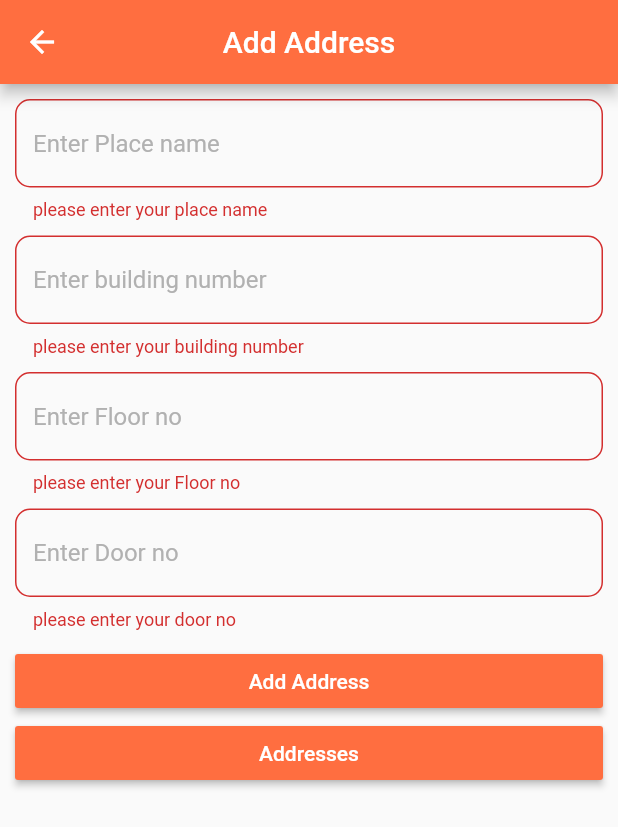
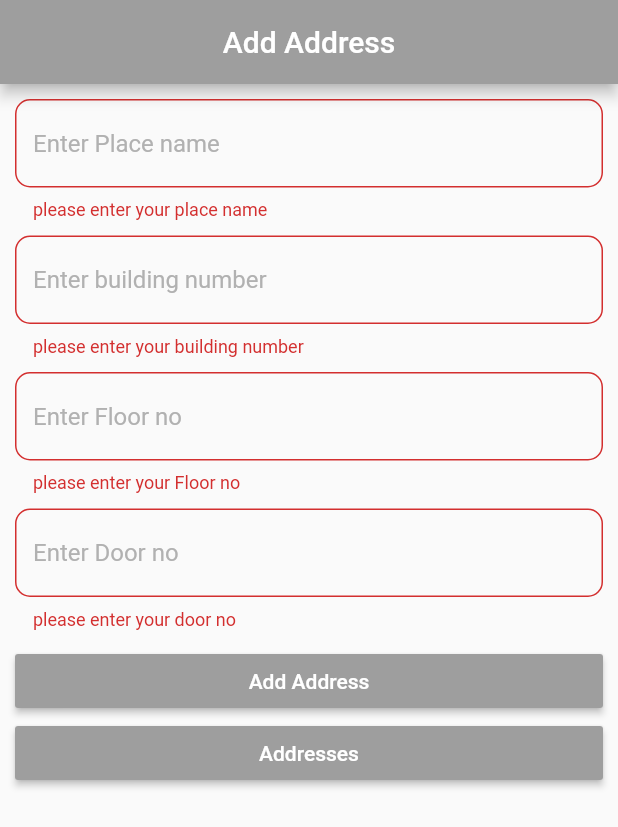
Before and after one commit to raghda-ali/Address_CRUD_Clean_Architecture_TDD, a Flutter app: the AddAddressScreen screen opened directly, after a tap on "Add Address", on a phone screen of 412 x 824 dp. Shown: the top 827 px of the screen. Run offline on Flutter 3.47's test engine with Material 2 defaults, Android fonts, the phone set to English and light mode, and no system bars; our stand-ins replace bloc, dartz, dio, equatable, flutter_bloc, flutter_styled_toast and 2 more; missing offline and left inert: data_connection_checker_tv.

Commit message:
finish pages in presentation layer

```diff
--- a/lib/core/constants/app_strings.dart
+++ b/lib/core/constants/app_strings.dart
@@ -1,3 +1,4 @@
 class AppStrings {
   static const String baseUrl = "https://ta3alapp.com/ta3al/Api/customer/";
+  static const String update = "/update_address";
 }
--- a/lib/features/address/data/models/address_model.dart
+++ b/lib/features/address/data/models/address_model.dart
@@ -33,7 +33,7 @@ class AddressModel extends AddressEntity {
 
   Map<String, dynamic> toJson() {
     return {
-      "id": id,
+      "address_id": id,
       "address_name": addressName,
       "building_no": buildingNumber,
       "floor_no": floorNumber,
--- a/lib/features/address/data/repositories/address_impl.dart
+++ b/lib/features/address/data/repositories/address_impl.dart
@@ -26,11 +26,11 @@ class AddressRepositoryImpl implements AddressRepository {
   }
 
   @override
-  Future<Either<Failure, Unit>> addAddress(AddressModel addressModel) async {
+  Future<Either<Failure, int>> addAddress(AddressModel addressModel) async {
     await networkInfo.isConnected;
     try {
       await addressRemoteDataSource.addAddress(addressModel);
-      return const Right(unit);
+      return  const Right(1);
     } on NoInternetException {
       return Left(NoInternetFailure());
     } on ServerException {
--- a/lib/features/address/domain/repositories/address_repository.dart
+++ b/lib/features/address/domain/repositories/address_repository.dart
@@ -5,7 +5,7 @@ import 'package:dartz/dartz.dart';
 abstract class AddressRepository {
   Future<Either<Failure, List<AddressModel>>> getAddresses();
 
-  Future<Either<Failure, Unit>> addAddress(AddressModel addressModel);
+  Future<Either<Failure, int>> addAddress(AddressModel addressModel);
 
   Future<Either<Failure, Unit>> updateAddress(AddressModel addressModel);
 
--- a/lib/features/address/domain/use_cases/add_address.dart
+++ b/lib/features/address/domain/use_cases/add_address.dart
@@ -5,13 +5,13 @@ import 'package:addresscrud_clean_architecture/features/address/domain/repositor
 import 'package:dartz/dartz.dart';
 import 'package:equatable/equatable.dart';
 
-class AddAddress implements UseCase<Unit, AddAddressUseCaseParams> {
+class AddAddress implements UseCase<int, AddAddressUseCaseParams> {
   final AddressRepository addressRepository;
 
   AddAddress({required this.addressRepository});
 
   @override
-  Future<Either<Failure, Unit>> call(AddAddressUseCaseParams parameters) {
+  Future<Either<Failure, int>> call(AddAddressUseCaseParams parameters) {
     return addressRepository.addAddress(parameters.addressModel);
   }
 }
--- a/lib/features/address/presentation/pages/add_address.dart
+++ b/lib/features/address/presentation/pages/add_address.dart
@@ -9,8 +9,15 @@ import 'package:addresscrud_clean_architecture/features/address/presentation/wid
 import 'package:flutter/material.dart';
 import 'package:flutter_bloc/flutter_bloc.dart';
 
-class AddAddressScreen extends StatelessWidget {
+class AddAddressScreen extends StatefulWidget {
   const AddAddressScreen({Key? key}) : super(key: key);
+
+  @override
+  State<AddAddressScreen> createState() => _AddAddressScreenState();
+}
+
+class _AddAddressScreenState extends State<AddAddressScreen> {
+  final GlobalKey<FormState> key = GlobalKey<FormState>();
 
   @override
   Widget build(BuildContext context) {
@@ -19,10 +26,10 @@ class AddAddressScreen extends StatelessWidget {
       appBar: AppBar(
         title: const Text("Add Address"),
         centerTitle: true,
-        backgroundColor: Colors.deepOrangeAccent,
+        backgroundColor: Colors.grey,
       ),
       body: Form(
-        key: AddressCubit.key,
+        key: key,
         child: BlocConsumer<AddressCubit, AddressState>(
           listener: (context, state) {
             if (state is AddressError) {
@@ -31,6 +38,11 @@ class AddAddressScreen extends StatelessWidget {
               addressCubit.addAddress();
             } else if (state is AddAddressSuccess) {
               showToastBar(context, "Address Added Successfully");
+              Navigator.push(
+                context,
+                MaterialPageRoute(
+                    builder: (context) => const DisplayAddresses()),
+              );
             }
           },
           builder: (context, state) {
@@ -46,7 +58,7 @@ class AddAddressScreen extends StatelessWidget {
                             : null,
                     onSave: (v) {
                       addressCubit.addressTextFieldForm.placeNameField =
-                          const PlaceNameField.dirty();
+                          PlaceNameField.dirty(v!);
                     },
                   ),
                   const SizedBox(
@@ -60,7 +72,7 @@ class AddAddressScreen extends StatelessWidget {
                         : null,
                     onSave: (v) {
                       addressCubit.addressTextFieldForm.buildingNumberField =
-                          const BuildingNumberField.dirty();
+                          BuildingNumberField.dirty(v!);
                     },
                   ),
                   const SizedBox(
@@ -74,7 +86,7 @@ class AddAddressScreen extends StatelessWidget {
                         : null,
                     onSave: (v) {
                       addressCubit.addressTextFieldForm.floorNumberField =
-                          const FloorNumberField.dirty();
+                          FloorNumberField.dirty(v!);
                     },
                   ),
                   const SizedBox(
@@ -88,7 +100,7 @@ class AddAddressScreen extends StatelessWidget {
                         : null,
                     onSave: (v) {
                       addressCubit.addressTextFieldForm.doorNumberField =
-                          const DoorNumberField.dirty();
+                          DoorNumberField.dirty(v!);
                     },
                   ),
                   const SizedBox(
@@ -96,9 +108,11 @@ class AddAddressScreen extends StatelessWidget {
                   ),
                   RaisedButton(
                     onPressed: () {
+                      key.currentState!.save();
+
                       addressCubit.validate();
                     },
-                    color: Colors.deepOrangeAccent,
+                    color: Colors.grey,
                     child: const Text(
                       "Add Address",
                       style: TextStyle(
@@ -110,10 +124,11 @@ class AddAddressScreen extends StatelessWidget {
                     onPressed: () {
                       Navigator.push(
                         context,
-                        MaterialPageRoute(builder: (context) => const DisplayAddresses()),
+                        MaterialPageRoute(
+                            builder: (context) => const DisplayAddresses()),
                       );
                     },
-                    color: Colors.deepOrangeAccent,
+                    color: Colors.grey,
                     child: const Text(
                       "Addresses",
                       style: TextStyle(
--- a/lib/main.dart
+++ b/lib/main.dart
@@ -35,7 +35,7 @@ class MyApp extends StatelessWidget {
         theme: ThemeData(
           primarySwatch: Colors.blue,
         ),
-        home: const DisplayAddresses(),
+        home: const AddAddressScreen(),
       ),
     );
   }
```
Also changed, not shown: lib/features/address/data/data_sources/address_remote_data_source.dart (+21 -29 lines), lib/features/address/presentation/logic/address_cubit.dart (+17 -7 lines), lib/features/address/presentation/pages/update_address.dart (+19 -8 lines), lib/features/address/presentation/widgets/addresses_list_view.dart (+14 -12 lines), 5 other files.
